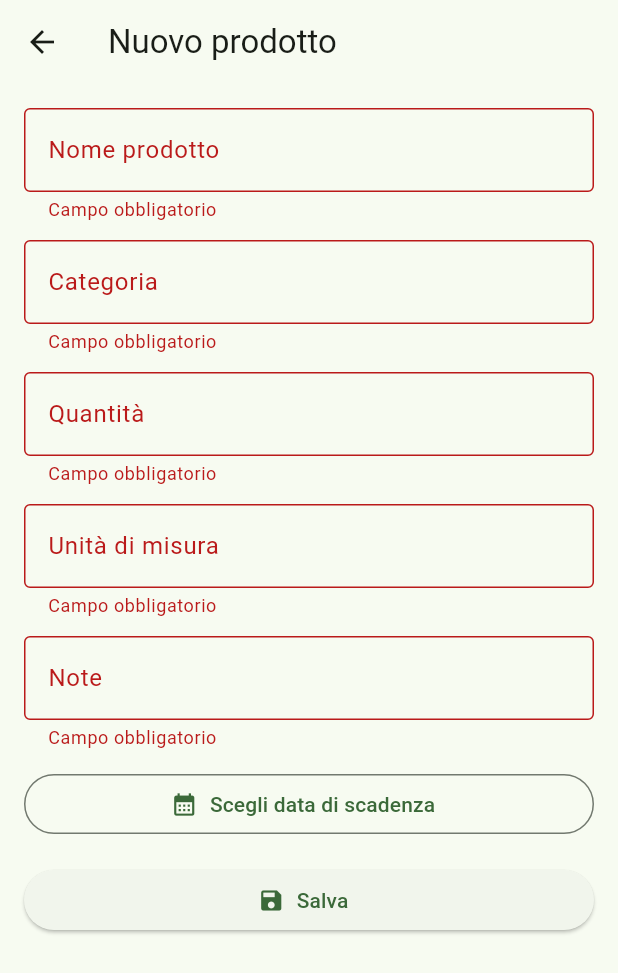
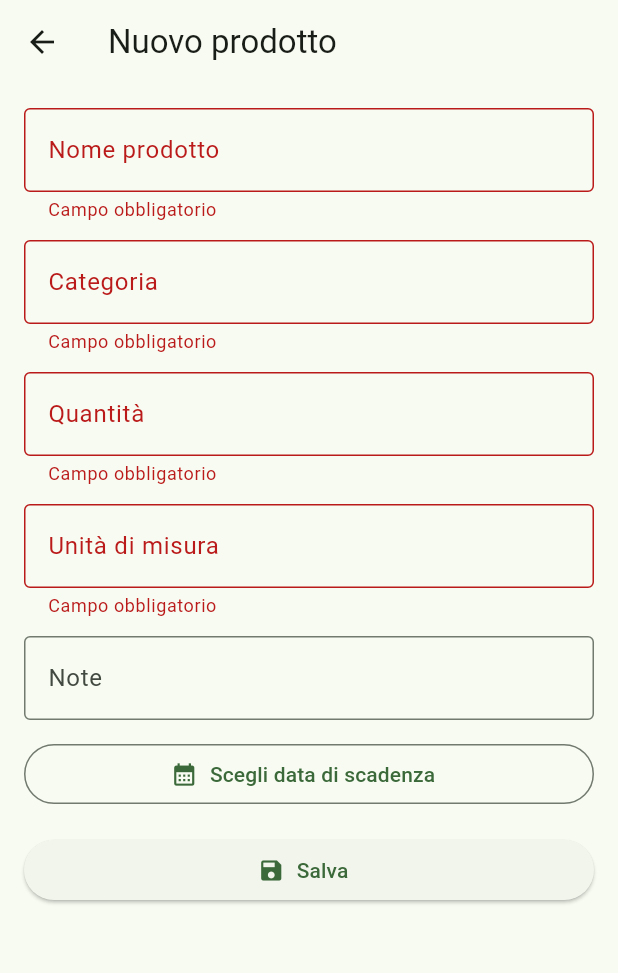
Before and after one commit to Ray04p/App_mobile, a Flutter app: the PantryFormScreen screen opened directly, after a tap on "Salva", on a phone screen of 412 x 824 dp. Shown: the top 973 px of the screen. Run offline on Flutter 3.47's test engine with Material 3 defaults, Android fonts, the phone set to English and light mode, and no system bars; our stand-ins replace shared_preferences, sqflite; accounts and stored records are empty.

Commit message:
minor-fix

```diff
--- a/lib/screens/pantry_form_screen.dart
+++ b/lib/screens/pantry_form_screen.dart
@@ -80,8 +80,8 @@ class _PantryFormScreenState extends State<PantryFormScreen> {
     TextEditingController controller, {
     TextInputType type = TextInputType.text,
     TextInputAction action = TextInputAction.next,
-    String? Function(String?)? validator,}) {
-
+    String? Function(String?)? validator,
+  }) {
     return Padding(
       padding: const EdgeInsets.only(bottom: 12),
       child: TextFormField(
@@ -119,17 +119,30 @@ class _PantryFormScreenState extends State<PantryFormScreen> {
           children: [
             field('Nome prodotto', name),
             field('Categoria', category),
-            field('Quantità',quantity,type: TextInputType.number,
-              validator: (value) { //verifica se l'utente inserisci un numero naturale o altro
-                if (value == null || value.trim().isEmpty) return 'Campo obbligatorio';
+            field(
+              'Quantità',
+              quantity,
+              type: TextInputType.number,
+              validator: (value) {
+                //verifica se l'utente inserisci un numero naturale o altro
+                if (value == null || value.trim().isEmpty) {
+                  return 'Campo obbligatorio';
+                }
                 final doubleValue = double.tryParse(value);
-                if (doubleValue == null) return 'Inserisci un numero intero valido';
-                if (doubleValue <= 0.0) return 'Inserisci un numero maggiore di zero';
+                if (doubleValue == null) {
+                  return 'Inserisci un numero intero valido';
+                }
+                if (doubleValue <= 0.0) {
+                  return 'Inserisci un numero maggiore di zero';
+                }
                 return null;
               },
             ),
             field('Unità di misura', unit),
-            field('Note', notes),
+            field('Note', notes,
+              validator: (value) => null,
+            ),
+
             OutlinedButton.icon(
               onPressed: pickDate,
               icon: const Icon(Icons.calendar_month),
```
